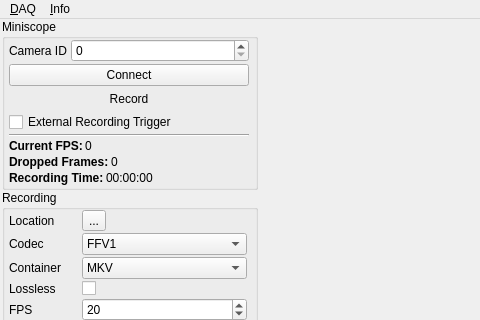
Qt form src/mainwindow.ui (bothlab/pomidaq) before a commit; both pictures show x 0 to 480 and y 0 to 320 of the 1157 by 973 pixel window.
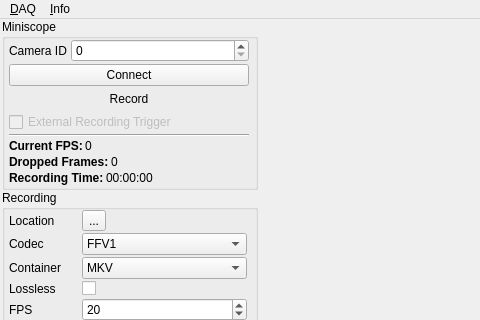
The same form after that commit. Icons and pictures are not drawn.

Commit message:
Permanently disable external recording trigger in UI
This feature has not received any testing yet and did not seem to work
at all with our DAQ board. Needs further investigation.

Diff of the .ui file:
```diff
--- a/src/mainwindow.ui
+++ b/src/mainwindow.ui
@@ -118,6 +118,9 @@
           </item>
           <item>
            <widget class="QCheckBox" name="cbExtRecTrigger">
+            <property name="enabled">
+             <bool>false</bool>
+            </property>
             <property name="text">
              <string>External Recording Trigger</string>
             </property>
```
